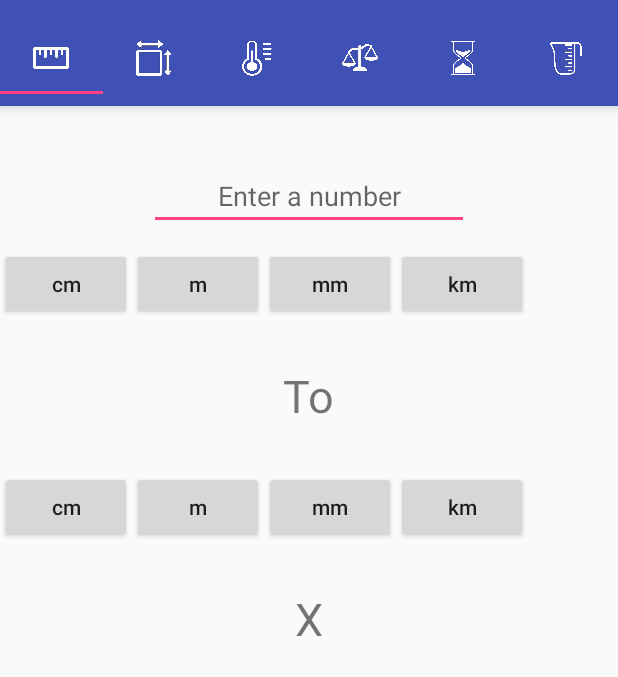
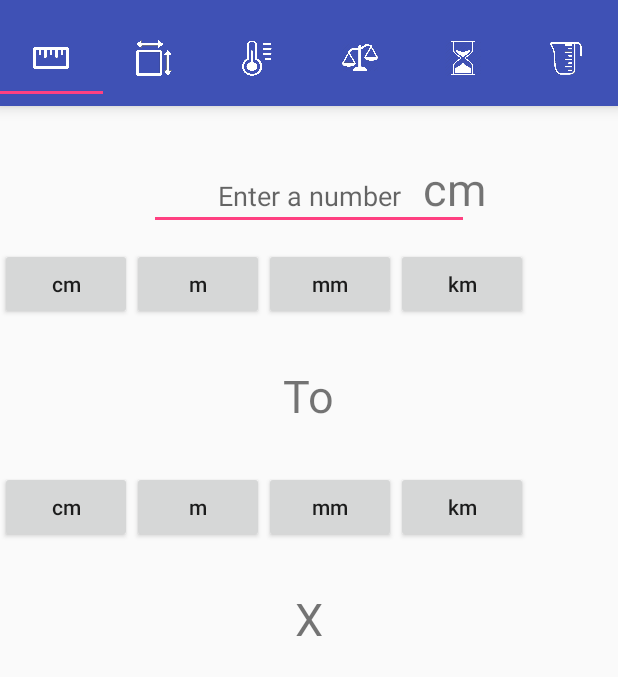
Before and after one commit to AmeyMhatre96/ConvertX, an Android app: the screen it shows after launch (MainActivity), on a phone screen of 412 x 824 dp, the part 62-739 px from its top. Run offline under Robolectric (Android 15) with nearby library versions, the phone set to English and light mode, and no system bars.

Commit message:
added length logic

```diff
--- a/app/src/main/java/com/apptreak/convertx/Length.java
+++ b/app/src/main/java/com/apptreak/convertx/Length.java
@@ -6,14 +6,92 @@ import android.support.v4.app.Fragment;
 import android.view.LayoutInflater;
 import android.view.View;
 import android.view.ViewGroup;
+import android.widget.Button;
+import android.widget.EditText;
+import android.widget.RelativeLayout;
+import android.widget.TextView;
+
+import java.math.RoundingMode;
 
 
-public class Length extends Fragment {
+public class Length extends Fragment implements View.OnClickListener {
+    private Button btnCm, btnM, btnMm, btnKm, btnCmOp, btnMop, btnMmOp, btnKmOp;
+    TextView inputUnit, output;
+    EditText txtInput;
+    RelativeLayout lengthLayout;
+    java.text.DecimalFormat df = new java.text.DecimalFormat("#.#####");
+
     @Nullable
     @Override
     public View onCreateView(LayoutInflater inflater, @Nullable ViewGroup container, @Nullable Bundle savedInstanceState) {
-        return inflater.inflate(R.layout.length_layout,container,false);
+        lengthLayout = (RelativeLayout) inflater.inflate(R.layout.length_layout, container, false);
+
+        btnCm = (Button) lengthLayout.findViewById(R.id.btnCm);
+        btnCmOp = (Button) lengthLayout.findViewById(R.id.btnCmOp);
+        btnM = (Button) lengthLayout.findViewById(R.id.btnM);
+        btnMop = (Button) lengthLayout.findViewById(R.id.btnMOp);
+        btnMm = (Button) lengthLayout.findViewById(R.id.btnMm);
+        btnMmOp = (Button) lengthLayout.findViewById(R.id.btnMmOp);
+        btnKm = (Button) lengthLayout.findViewById(R.id.btnKm);
+        btnKmOp = (Button) lengthLayout.findViewById(R.id.btnKmOp);
+
+        inputUnit = (TextView) lengthLayout.findViewById(R.id.inputUnit);
+        output = (TextView) lengthLayout.findViewById(R.id.txtOp);
+        txtInput = (EditText) lengthLayout.findViewById(R.id.txtInput);
+
+
+        btnCm.setOnClickListener(this);
+        btnCmOp.setOnClickListener(this);
+        btnM.setOnClickListener(this);
+        btnMop.setOnClickListener(this);
+        btnKm.setOnClickListener(this);
+        btnKmOp.setOnClickListener(this);
+        btnMm.setOnClickListener(this);
+        btnMmOp.setOnClickListener(this);
+
+
+        return lengthLayout;
     }
 
 
+    @Override
+    public void onClick(View v) {
+        df.setRoundingMode(RoundingMode.CEILING);
+        double inputNo = Double.parseDouble(txtInput.getText().toString());
+        switch (v.getId()) {
+            case R.id.btnCm:
+                inputUnit.setText(R.string.btn_cm);
+                break;
+            case R.id.btnM:
+                inputUnit.setText(R.string.btn_m);
+                break;
+            case R.id.btnKm:
+                inputUnit.setText(R.string.btn_km);
+                break;
+            case R.id.btnMm:
+                inputUnit.setText(R.string.btn_mm);
+                break;
+            case R.id.btnCmOp:
+                if (inputUnit.getText().toString().equalsIgnoreCase("m")) {
+                    output.setText(String.format("%s", df.format(inputNo * 100) + " cm"));
+                } else if (inputUnit.getText().toString().equalsIgnoreCase("mm")) {
+                    output.setText(String.format("%s", df.format(inputNo / 10) + " cm"));
+                } else if (inputUnit.getText().toString().equalsIgnoreCase("km")) {
+                    output.setText(String.format("%s", df.format(inputNo * 100000) + " cm"));
+                } else {
+                    output.setText(String.format("%s", df.format(inputNo) + " cm"));
+                }
+                break;
+            case R.id.btnMmOp:
+
+                break;
+            case R.id.btnKmOp:
+
+                break;
+            case R.id.btnMOp:
+
+                break;
+
+        }
+    }
 }
--- a/app/src/main/res/layout/length_layout.xml
+++ b/app/src/main/res/layout/length_layout.xml
@@ -1,7 +1,8 @@
 <?xml version="1.0" encoding="utf-8"?>
 <RelativeLayout xmlns:android="http://schemas.android.com/apk/res/android"
     android:layout_width="match_parent"
-    android:layout_height="match_parent">
+    android:layout_height="match_parent"
+    android:id="@+id/lengthLayout">
 
     <EditText
         android:id="@+id/txtInput"
@@ -56,6 +57,7 @@
                 android:textAllCaps="false" />
 
         </LinearLayout>
+
     </HorizontalScrollView>
 
     <TextView
@@ -112,7 +114,7 @@
     </HorizontalScrollView>
 
     <TextView
-        android:id="@+id/textView2"
+        android:id="@+id/txtOp"
         android:layout_width="wrap_content"
         android:layout_height="wrap_content"
         android:layout_below="@+id/outputUnitsScroll"
@@ -120,4 +122,17 @@
         android:layout_marginTop="30dp"
         android:text="@string/txt_default"
         android:textSize="30sp" />
+
+    <TextView
+        android:layout_width="wrap_content"
+        android:layout_height="wrap_content"
+        android:id="@+id/inputUnit"
+        android:text="@string/btn_cm"
+        android:textSize="30sp"
+        android:layout_alignBaseline="@+id/txtInput"
+        android:layout_alignBottom="@+id/txtInput"
+        android:layout_toRightOf="@+id/txtTo"
+        android:layout_toEndOf="@+id/txtTo"
+        android:layout_marginLeft="59dp"
+        android:layout_marginStart="59dp" />
 </RelativeLayout>
```
